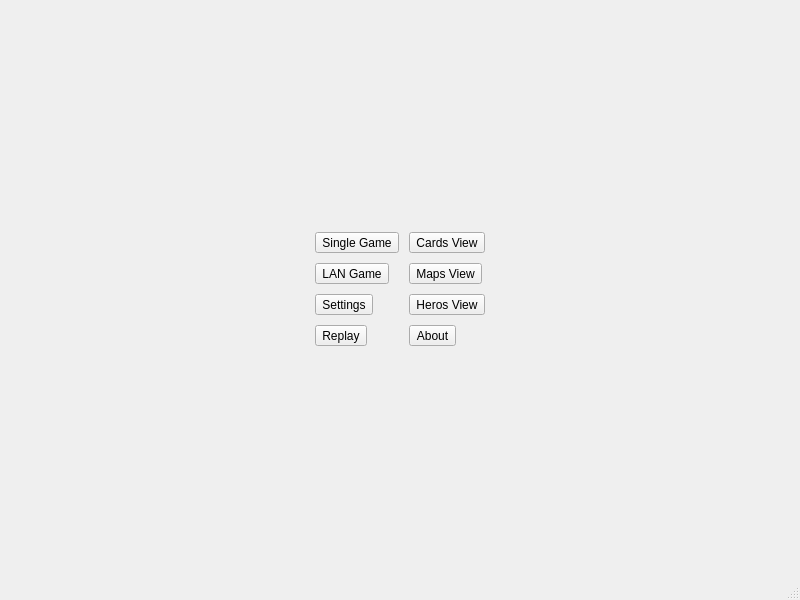
Before: the Qt Designer form modechoose.ui in ideallx/Hexagon, drawn with Qt 5.
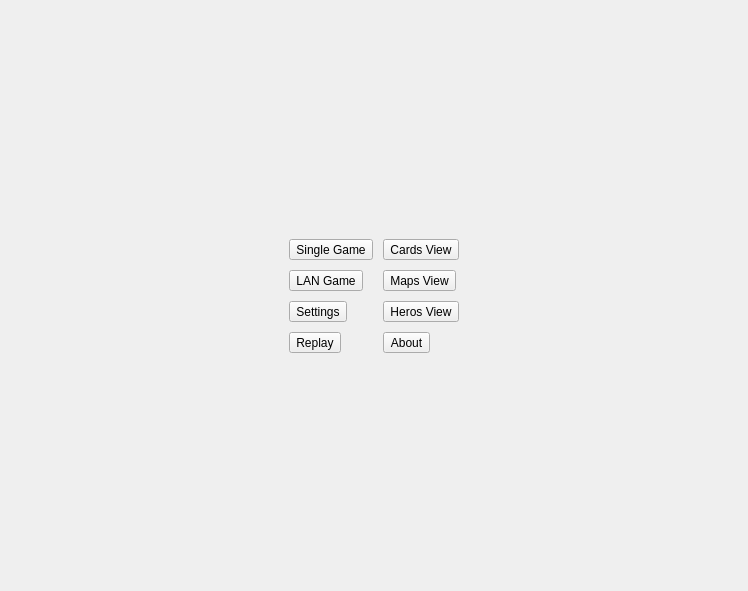
After: the same form once the commit is applied.

```diff
--- a/modechoose.ui
+++ b/modechoose.ui
@@ -1,19 +1,18 @@
 <?xml version="1.0" encoding="UTF-8"?>
 <ui version="4.0">
  <class>modeChoose</class>
- <widget class="QMainWindow" name="modeChoose">
+ <widget class="QDialog" name="modeChoose">
   <property name="geometry">
    <rect>
     <x>0</x>
     <y>0</y>
-    <width>800</width>
-    <height>600</height>
+    <width>748</width>
+    <height>591</height>
    </rect>
   </property>
   <property name="windowTitle">
    <string>MainWindow</string>
   </property>
-  <widget class="QWidget" name="centralwidget">
    <layout class="QGridLayout" name="gridLayout">
     <item row="0" column="1">
      <spacer name="verticalSpacer">
@@ -23,7 +22,7 @@
       <property name="sizeHint" stdset="0">
        <size>
         <width>20</width>
-        <height>215</height>
+       <height>231</height>
        </size>
       </property>
      </spacer>
@@ -35,7 +34,7 @@
       </property>
       <property name="sizeHint" stdset="0">
        <size>
-        <width>292</width>
+       <width>266</width>
         <height>20</height>
        </size>
       </property>
@@ -134,7 +133,7 @@
       </property>
       <property name="sizeHint" stdset="0">
        <size>
-        <width>292</width>
+       <width>266</width>
         <height>20</height>
        </size>
       </property>
@@ -148,24 +147,12 @@
       <property name="sizeHint" stdset="0">
        <size>
         <width>20</width>
-        <height>214</height>
+       <height>230</height>
        </size>
       </property>
      </spacer>
     </item>
    </layout>
-  </widget>
-  <widget class="QMenuBar" name="menubar">
-   <property name="geometry">
-    <rect>
-     <x>0</x>
-     <y>0</y>
-     <width>800</width>
-     <height>21</height>
-    </rect>
-   </property>
-  </widget>
-  <widget class="QStatusBar" name="statusbar"/>
  </widget>
  <resources/>
  <connections/>
```
Left out of the diff: 2 changed lines with no effect on the pictures. Lines whose indentation alone changed are shown as unchanged.
